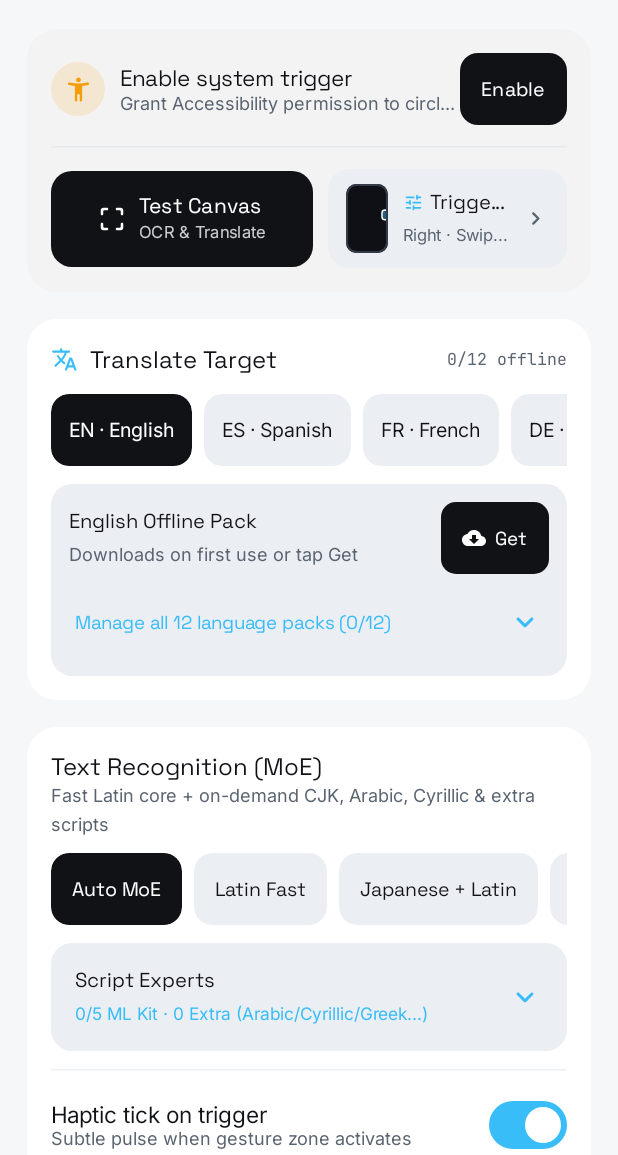
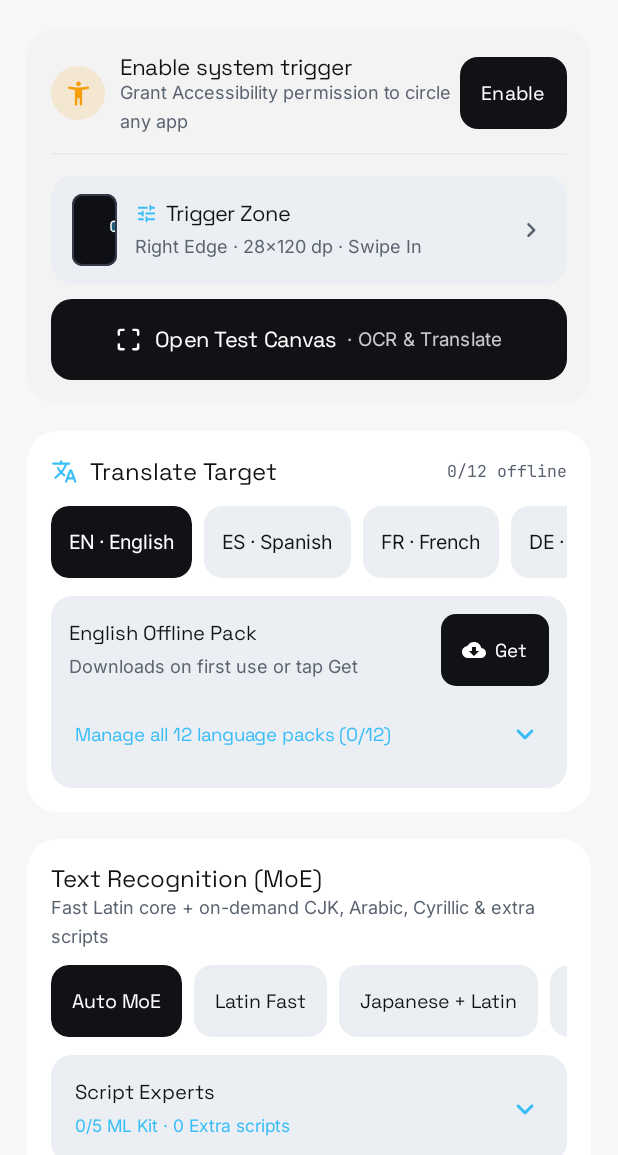
Before and after one commit to mia-ks/circle-to-slop, an Android app built with Jetpack Compose: the composable DashboardScreen shown on its own in the app's theme, on a phone screen of 412 x 824 dp, the part 81-1236 px from its top. Run offline under Robolectric (Android 15) with nearby library versions, the phone set to English and light mode, and no system bars.

Commit message:
feat(ui): update accessibility text and layout
Refine accessibility status text to "Tile ready" and
increase label line count to ensure better visibility.

```diff
--- a/app/src/main/java/com/example/ui/DashboardScreen.kt
+++ b/app/src/main/java/com/example/ui/DashboardScreen.kt
@@ -247,14 +247,14 @@ fun DashboardScreen(
                                     )
                                     Text(
                                         text = if (isAccessibilityEnabled) {
-                                            "Works over any app · Tile supported"
+                                            "Works over any app · Tile ready"
                                         } else {
                                             "Grant Accessibility permission to circle any app"
                                         },
                                         style = MaterialTheme.typography.bodyMedium,
                                         fontSize = 12.sp,
                                         color = MaterialTheme.colorScheme.onSurfaceVariant,
-                                        maxLines = 1,
+                                        maxLines = 2,
                                         overflow = TextOverflow.Ellipsis
                                     )
                                 }
@@ -306,99 +306,95 @@ fun DashboardScreen(
 
                         HorizontalDivider(color = MaterialTheme.colorScheme.outline.copy(alpha = 0.5f))
 
-                        // Fast Daily Launchers: Test Canvas + Gesture Zone Editor
-                        Row(
+                        // Fast Daily Launchers: Full-width Trigger Zone + Test Canvas (no narrow-column truncation)
+                        Column(
                             modifier = Modifier.fillMaxWidth(),
-                            horizontalArrangement = Arrangement.spacedBy(10.dp),
-                            verticalAlignment = Alignment.CenterVertically
+                            verticalArrangement = Arrangement.spacedBy(10.dp)
                         ) {
-                            Button(
-                                onClick = onOpenSandbox,
-                                shape = RoundedCornerShape(14.dp),
-                                contentPadding = PaddingValues(horizontal = 16.dp, vertical = 14.dp),
-                                modifier = Modifier
-                                    .weight(1.1f)
-                                    .heightIn(min = 60.dp)
-                                    .testTag("launch_sandbox_button")
-                            ) {
-                                Icon(
-                                    imageVector = Icons.Rounded.CropFree,
-                                    contentDescription = null,
-                                    modifier = Modifier.size(20.dp)
-                                )
-                                Spacer(Modifier.width(8.dp))
-                                Column {
-                                    Text(
-                                        text = "Test Canvas",
-                                        fontFamily = SpaceGroteskFamily,
-                                        fontWeight = FontWeight.SemiBold,
-                                        fontSize = 14.sp
-                                    )
-                                    Text(
-                                        text = "OCR & Translate",
-                                        fontFamily = InterFamily,
-                                        fontSize = 11.sp,
-                                        color = MaterialTheme.colorScheme.onPrimary.copy(alpha = 0.78f)
-                                    )
-                                }
-                            }
-
                             Surface(
                                 shape = RoundedCornerShape(14.dp),
                                 color = MaterialTheme.colorScheme.surfaceVariant,
                                 modifier = Modifier
-                                    .weight(1f)
+                                    .fillMaxWidth()
                                     .heightIn(min = 60.dp)
                                     .clip(RoundedCornerShape(14.dp))
                                     .clickable { onOpenZoneEditor() }
                                     .testTag("open_zone_editor_button")
                             ) {
                                 Row(
-                                    modifier = Modifier.padding(horizontal = 12.dp, vertical = 10.dp),
+                                    modifier = Modifier.padding(horizontal = 14.dp, vertical = 12.dp),
                                     verticalAlignment = Alignment.CenterVertically,
-                                    horizontalArrangement = Arrangement.spacedBy(10.dp)
+                                    horizontalArrangement = Arrangement.spacedBy(12.dp)
                                 ) {
                                     MiniPhoneZonePreview(
                                         config = config,
-                                        modifier = Modifier.size(width = 28.dp, height = 46.dp)
+                                        modifier = Modifier.size(width = 30.dp, height = 48.dp)
                                     )
                                     Column(modifier = Modifier.weight(1f)) {
                                         Row(
                                             verticalAlignment = Alignment.CenterVertically,
-                                            horizontalArrangement = Arrangement.spacedBy(4.dp)
+                                            horizontalArrangement = Arrangement.spacedBy(5.dp)
                                         ) {
                                             Icon(
                                                 imageVector = Icons.Rounded.Tune,
                                                 contentDescription = null,
                                                 tint = ElectricCyan,
-                                                modifier = Modifier.size(14.dp)
+                                                modifier = Modifier.size(15.dp)
                                             )
                                             Text(
                                                 text = "Trigger Zone",
                                                 fontFamily = SpaceGroteskFamily,
                                                 fontWeight = FontWeight.SemiBold,
-                                                fontSize = 13.5.sp,
-                                                color = MaterialTheme.colorScheme.onSurface,
-                                                maxLines = 1,
-                                                overflow = TextOverflow.Ellipsis
+                                                fontSize = 14.5.sp,
+                                                color = MaterialTheme.colorScheme.onSurface
                                             )
                                         }
                                         Text(
-                                            text = "${config.anchor.label.replace(" Edge", "")} · ${config.triggerMode.label}",
+                                            text = config.summaryLine(),
                                             fontFamily = InterFamily,
-                                            fontSize = 11.sp,
+                                            fontSize = 12.sp,
                                             color = MaterialTheme.colorScheme.onSurfaceVariant,
-                                            maxLines = 1,
+                                            maxLines = 2,
                                             overflow = TextOverflow.Ellipsis
                                         )
                                     }
                                     Icon(
                                         imageVector = Icons.AutoMirrored.Rounded.KeyboardArrowRight,
-                                        contentDescription = null,
+                                        contentDescription = "Configure trigger zone",
                                         tint = MaterialTheme.colorScheme.onSurfaceVariant,
-                                        modifier = Modifier.size(18.dp)
+                                        modifier = Modifier.size(20.dp)
                                     )
                                 }
+                            }
+
+                            Button(
+                                onClick = onOpenSandbox,
+                                shape = RoundedCornerShape(14.dp),
+                                contentPadding = PaddingValues(horizontal = 16.dp, vertical = 14.dp),
+                                modifier = Modifier
+                                    .fillMaxWidth()
+                                    .heightIn(min = 54.dp)
+                                    .testTag("launch_sandbox_button")
+                            ) {
+                                Icon(
+                                    imageVector = Icons.Rounded.CropFree,
+                                    contentDescription = null,
+                                    modifier = Modifier.size(19.dp)
+                                )
+                                Spacer(Modifier.width(8.dp))
+                                Text(
+                                    text = "Open Test Canvas",
+                                    fontFamily = SpaceGroteskFamily,
+                                    fontWeight = FontWeight.SemiBold,
+                                    fontSize = 14.5.sp
+                                )
+                                Spacer(Modifier.width(6.dp))
+                                Text(
+                                    text = "· OCR & Translate",
+                                    fontFamily = InterFamily,
+                                    fontSize = 12.5.sp,
+                                    color = MaterialTheme.colorScheme.onPrimary.copy(alpha = 0.78f)
+                                )
                             }
                         }
                     }
@@ -839,7 +835,7 @@ fun DashboardScreen(
                                             color = MaterialTheme.colorScheme.onSurface
                                         )
                                         Text(
-                                            text = "$readyMlKitCount/${SupportedMlKitDynamicScripts.size} ML Kit · $readyTessCount Extra (Arabic/Cyrillic/Greek…)",
+                                            text = "$readyMlKitCount/${SupportedMlKitDynamicScripts.size} ML Kit · $readyTessCount Extra script${if (readyTessCount == 1) "" else "s"}",
                                             fontFamily = InterFamily,
                                             fontSize = 11.5.sp,
                                             color = ElectricCyan
```
Also changed, not shown: 1 other file.
